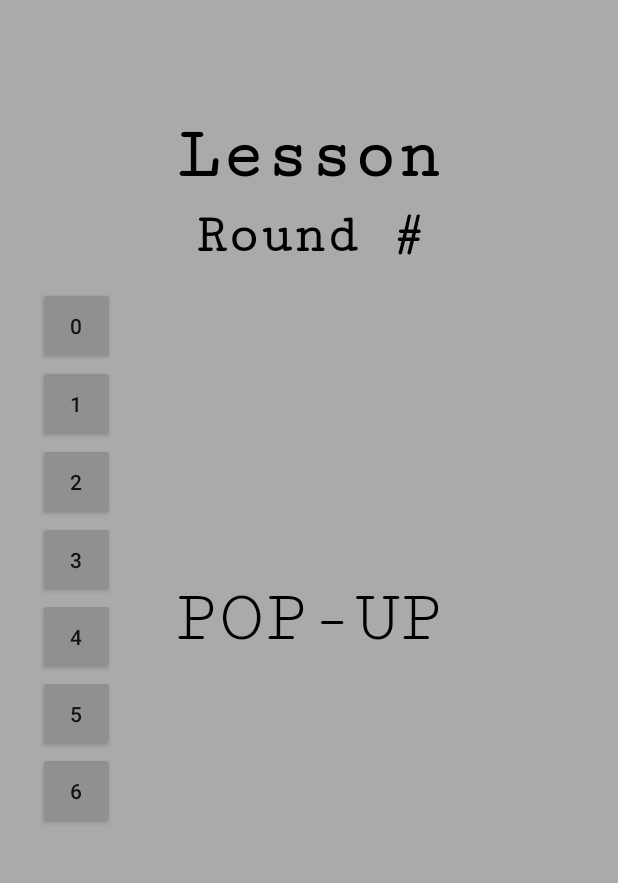
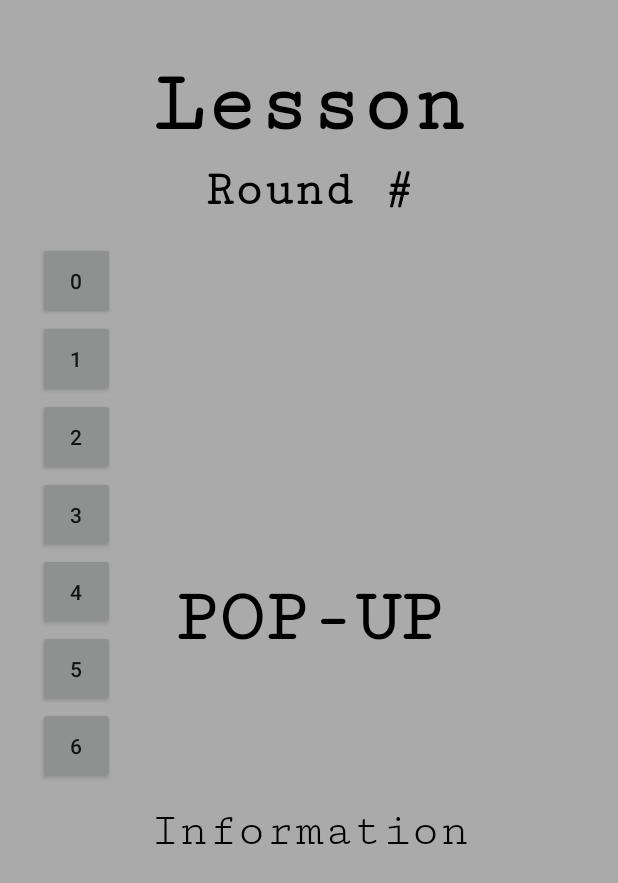
Before and after one commit to jdpore/FinalGame, an Android app: the screen it shows after launch (activity_game_proper), after a tap on "LESSON", on a phone screen of 412 x 824 dp. Shown: the top 883 px of the screen. Run offline under Robolectric (Android 15) with nearby library versions, the phone set to English and light mode, and no system bars.

Commit message:
Fixed Animation Timing & Made Dynamic Text Size

```diff
--- a/Gates/app/src/main/java/com/example/gates/activity_game_and_difficulty.java
+++ b/Gates/app/src/main/java/com/example/gates/activity_game_and_difficulty.java
@@ -1,6 +1,7 @@
 package com.example.gates;
 
 import android.content.Intent;
+import android.os.Handler;
 import android.view.View;
 import android.view.animation.Animation;
 import android.view.animation.AnimationUtils;
@@ -89,8 +90,14 @@ public class activity_game_and_difficulty extends AppCompatActivity {
     public void nextActivity() {
         Intent intent = new Intent(this, activity_game_proper.class);
         intent.putExtra("game", game);
-        //intent.putExtra("difficulty", difficulty);
-        startActivity(intent);
+        Handler handler = new Handler();
+        handler.postDelayed(new Runnable() {
+            @Override
+            public void run() {
+                //intent.putExtra("difficulty", difficulty);
+                startActivity(intent);
+            }
+        }, 200);
     }
 
 }
--- a/Gates/app/src/main/java/com/example/gates/activity_game_proper.java
+++ b/Gates/app/src/main/java/com/example/gates/activity_game_proper.java
@@ -1,10 +1,13 @@
 package com.example.gates;
 
+import android.util.DisplayMetrics;
+import android.util.TypedValue;
 import android.view.View;
 import android.widget.Button;
 import android.widget.LinearLayout;
 import android.widget.TableLayout;
 import android.widget.TextView;
+import androidx.annotation.Dimension;
 import androidx.appcompat.app.AppCompatActivity;
 import android.os.Bundle;
 import androidx.constraintlayout.widget.ConstraintLayout;
@@ -24,7 +27,15 @@ public class activity_game_proper extends AppCompatActivity {
         setContentView(R.layout.activity_game_proper);
 
         title = findViewById(R.id.title);
+        round = findViewById(R.id.round);
         popUp = findViewById(R.id.pop_up);
+
+        DisplayMetrics displayMetrics = new DisplayMetrics();
+        getWindowManager().getDefaultDisplay().getMetrics(displayMetrics);
+        int width = displayMetrics.widthPixels;
+
+        title.setTextSize(TypedValue.COMPLEX_UNIT_PX, (width * .14f));
+        round.setTextSize(TypedValue.COMPLEX_UNIT_PX, (width * .08f));
 
         Bundle extras = getIntent().getExtras();
         if(extras != null) {
@@ -44,7 +55,6 @@ public class activity_game_proper extends AppCompatActivity {
 
     public void gridInit() {
         columnOne = findViewById(R.id.column_one);
-        round = findViewById(R.id.round);
         for(int i = 0; i < 7; i++) {
             Button btn = new Button(this);
             btn.setLayoutParams(new LinearLayout.LayoutParams(LinearLayout.LayoutParams.MATCH_PARENT, LinearLayout.LayoutParams.MATCH_PARENT,
--- /dev/null
+++ b/Gates/app/src/main/java/game_bank.java
@@ -0,0 +1,8 @@
+public class game_bank {
+
+    /*public String[] getProblem(int key) {
+        switch(key) {
+
+        }
+    }*/
+}
--- a/Gates/app/src/main/res/anim/slide_out.xml
+++ b/Gates/app/src/main/res/anim/slide_out.xml
@@ -3,6 +3,6 @@
     <translate
             android:fromXDelta="0%p"
             android:toXDelta="-200%p"
-            android:duration="500"
+            android:duration="600"
     />
 </set>
--- a/Gates/app/src/main/res/layout/activity_game_proper.xml
+++ b/Gates/app/src/main/res/layout/activity_game_proper.xml
@@ -19,7 +19,7 @@
         app:layout_constraintEnd_toEndOf="parent"
         app:layout_constraintStart_toStartOf="parent"
         app:layout_constraintTop_toTopOf="parent"
-        app:layout_constraintVertical_bias="0.1"/>
+        app:layout_constraintVertical_bias="0.05"/>
 
     <TextView
         android:id="@+id/round"
@@ -60,6 +60,20 @@
 
     </LinearLayout>
 
+    <TextView
+        android:id="@+id/given"
+        android:layout_width="wrap_content"
+        android:layout_height="wrap_content"
+        android:fontFamily="courier"
+        android:text="Information"
+        android:textColor="@color/black"
+        android:textSize="32sp"
+        app:layout_constraintTop_toBottomOf="@id/game_grid"
+        app:layout_constraintBottom_toBottomOf="parent"
+        app:layout_constraintEnd_toEndOf="parent"
+        app:layout_constraintStart_toStartOf="parent"
+        app:layout_constraintVertical_bias="0.05"/>
+
     <androidx.constraintlayout.widget.ConstraintLayout
         android:id="@+id/pop_up"
         android:layout_width="match_parent"
@@ -69,14 +83,15 @@
         <TextView
             android:layout_width="wrap_content"
             android:layout_height="wrap_content"
+            android:fontFamily="courier"
             android:text="POP-UP"
+            android:textStyle="bold"
             android:textColor="@color/black"
             android:textSize="50sp"
-            android:fontFamily="courier"
+            app:layout_constraintTop_toTopOf="parent"
             app:layout_constraintBottom_toBottomOf="parent"
             app:layout_constraintEnd_toEndOf="parent"
-            app:layout_constraintStart_toStartOf="parent"
-            app:layout_constraintTop_toTopOf="parent" />
+            app:layout_constraintStart_toStartOf="parent"/>
 
     </androidx.constraintlayout.widget.ConstraintLayout>
 
```
